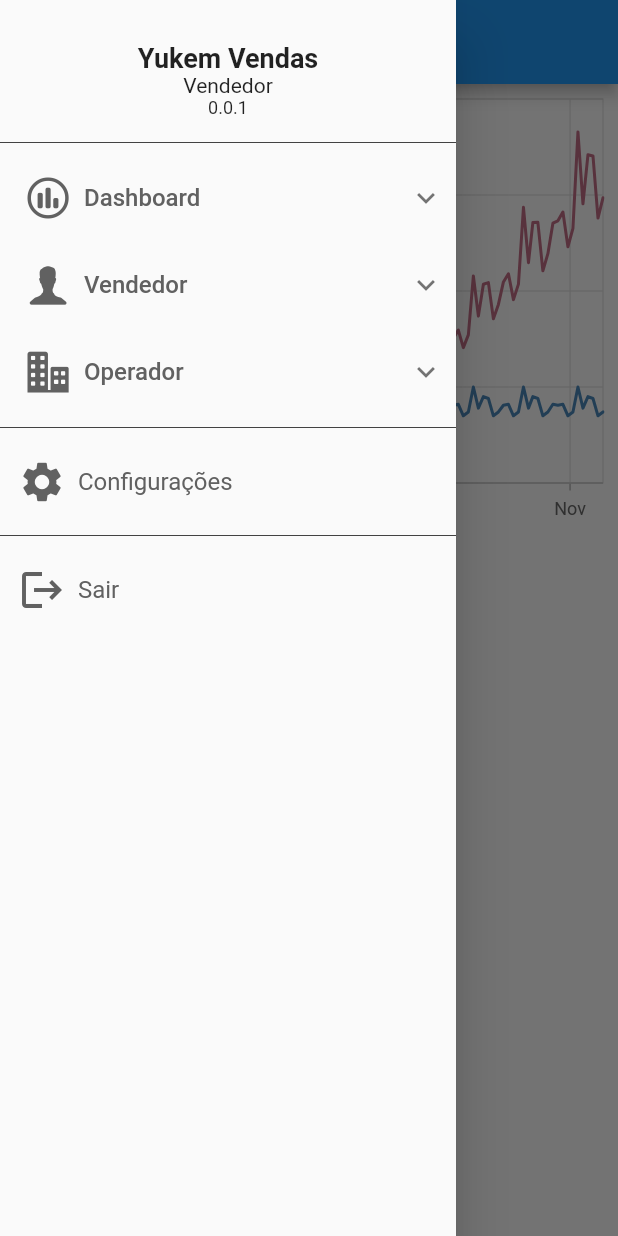
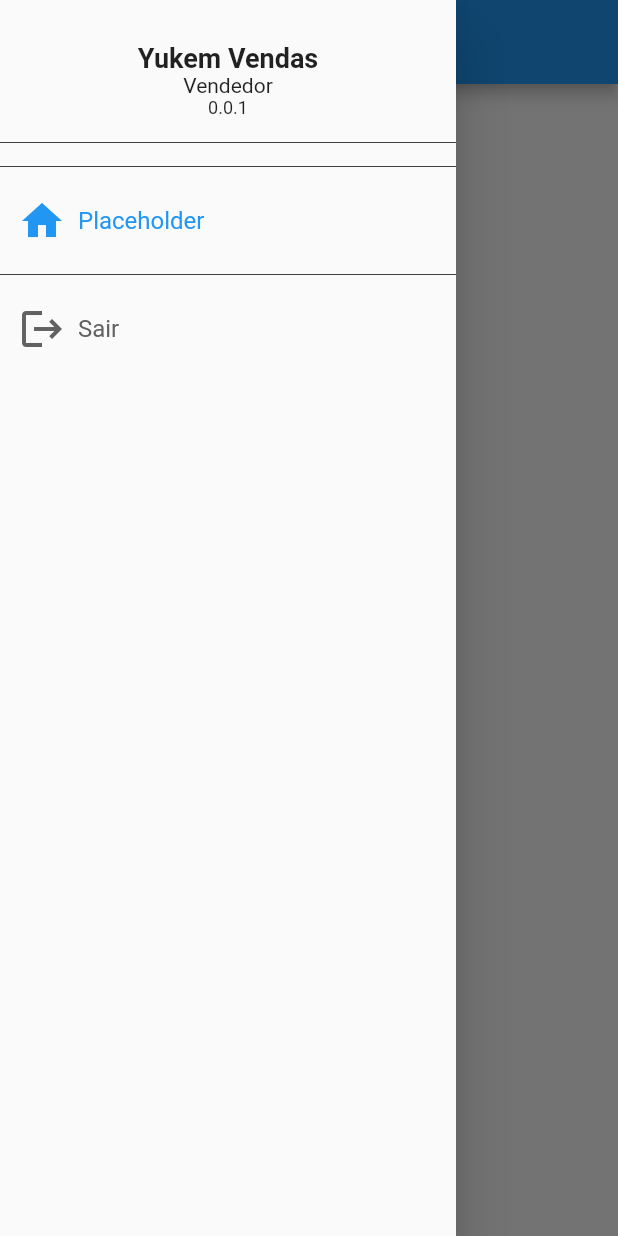
Before and after one commit to boginni/mob-cond, a Flutter app: the screen it shows after launch, with the side drawer open, on a phone screen of 412 x 824 dp. Run offline on Flutter 3.47's test engine with Material 2 defaults, Android fonts, the phone set to English and light mode, and no system bars; our stand-ins replace mask_text_input_formatter.

Commit message:
cond_dashboard

```diff
--- a/lib/main.dart
+++ b/lib/main.dart
@@ -8,4 +8,5 @@ void main() {
   // debugPrintStack();
   runApp(const Application());
   // runApp(const Test());
+
 }
--- a/lib/yukem_dashboard/app_foundation.dart
+++ b/lib/yukem_dashboard/app_foundation.dart
@@ -2,7 +2,7 @@ import 'package:flutter/cupertino.dart';
 import 'package:flutter/material.dart';
 
 import '../sdk/screens/tela_login.dart';
-import 'dashboard_foundation.dart';
+import 'cond_foundation.dart';
 
 class Application extends StatefulWidget {
   const Application({Key? key}) : super(key: key);
@@ -61,7 +61,7 @@ class _ApplicationState extends State<Application> {
                   );
                 },
               )
-            : const Dashboard(),
+            : const Cond(),
       ),
     );
   }
--- a/lib/yukem_dashboard/dashboard_foundation.dart
+++ b/lib/yukem_dashboard/cond_foundation.dart
@@ -2,21 +2,16 @@ import 'package:flutter/cupertino.dart';
 import 'package:flutter/material.dart';
 import 'package:provider/provider.dart';
 import 'package:yukem_dashboard/sdk/utility/page_manager.dart';
-import 'package:yukem_dashboard/yukem_dashboard/screens/dashboard/tela_vendas.dart';
-import 'package:yukem_dashboard/yukem_dashboard/screens/utilidades/tela_configuracoes.dart';
-import 'package:yukem_dashboard/yukem_dashboard/screens/vendedor/tela_comissao.dart';
-import 'package:yukem_dashboard/yukem_dashboard/screens/vendedor/tela_critica.dart';
-import 'package:yukem_dashboard/yukem_dashboard/screens/vendedor/tela_faturamento.dart';
-import 'package:yukem_dashboard/yukem_dashboard/screens/vendedor/tela_metas_vendedor.dart';
+import 'package:yukem_dashboard/yukem_dashboard/screens/placeholder.dart';
 
-class Dashboard extends StatefulWidget {
-  const Dashboard({Key? key}) : super(key: key);
+class Cond extends StatefulWidget {
+  const Cond({Key? key}) : super(key: key);
 
   @override
-  State<Dashboard> createState() => _DashboardState();
+  State<Cond> createState() => _CondState();
 }
 
-class _DashboardState extends State<Dashboard> {
+class _CondState extends State<Cond> {
   late final PageManager pageManager;
 
   @override
@@ -36,12 +31,9 @@ class _DashboardState extends State<Dashboard> {
     }
 
     const pages = <Widget>[
-      TelaVendas(),
-      TelaComissao(),
-      TelaCritica(),
-      TelaMetasVendedor(),
-      TelaFaturamento(),
-      TelaConfiguracoes()
+
+      TelaPlaceholder(),
+
     ];
 
     return Provider(
--- a/lib/yukem_dashboard/custom_drawer.dart
+++ b/lib/yukem_dashboard/custom_drawer.dart
@@ -77,80 +77,6 @@ class CustomDrawerState extends State<CustomDrawer> {
           //   page: i++,
           // ),
 
-           DrawerExpansionTile(
-            iconData: CupertinoIcons.chart_bar_circle,
-            title: 'Dashboard',
-            id: 0,
-            children: [
-              DrawerTile(
-                iconData: Icons.monetization_on_outlined,
-                title: 'Vendas',
-                page: i++,
-              ),
-              const DrawerTile(
-                iconData: CupertinoIcons.cube_box,
-                title: 'Contas',
-                page: 0,
-              ),
-              const DrawerTile(
-                iconData: Icons.show_chart,
-                title: 'Vendedores',
-                page: 0,
-              ),
-              const DrawerTile(
-                iconData: Icons.monetization_on_outlined,
-                title: 'Projeções',
-                page: 0,
-              ),
-            ],
-          ),
-
-          DrawerExpansionTile(
-            iconData: CupertinoIcons.person_alt,
-            title: 'Vendedor',
-            id: 1,
-            children: [
-              DrawerTile(
-                iconData: Icons.monetization_on_outlined,
-                title: 'Comissão',
-                page: i++,
-              ),
-              DrawerTile(
-                iconData: CupertinoIcons.cube_box,
-                title: 'Crítica',
-                page: i++,
-              ),
-              DrawerTile(
-                iconData: Icons.show_chart,
-                title: 'Metas',
-                page: i++,
-              ),
-              DrawerTile(
-                iconData: Icons.monetization_on_outlined,
-                title: 'Faturamento',
-                page: i++,
-              ),
-            ],
-          ),
-
-
-          DrawerExpansionTile(
-            iconData: CupertinoIcons.building_2_fill,
-            title: 'Operador',
-            id: 2,
-            children: [
-              DrawerTile(
-                iconData: Icons.monetization_on_outlined,
-                title: 'Produtos',
-                page: i++,
-              ),
-              DrawerTile(
-                iconData: Icons.show_chart,
-                title: 'Metas',
-                page: i++,
-              ),
-            ],
-          ),
 
           // const DrawerExpansionTile(
           //   iconData: Icons.add_chart,
@@ -172,8 +98,8 @@ class CustomDrawerState extends State<CustomDrawer> {
 
           Divider(color: Colors.grey[800]),
           DrawerTile(
-            iconData: Icons.settings,
-            title: 'Configurações',
+            iconData: Icons.home,
+            title: 'Placeholder',
             page: i++,
           ),
           Divider(color: Colors.grey[800]),
--- a/lib/yukem_dashboard/screens/dashboard/linear_sample_data.dart
+++ /dev/null
@@ -1,11 +0,0 @@
-import 'package:intl/intl.dart';
-
-class LinearSampleData {
-  static getNumberSeries() {
-    return <double>[400, 410, 405, 410, 350, 370, 500, 390, 450, 440, 350, 370, 405, 400, 410, 405, 410, 350, 370, 500, 390, 450, 440, 350, 370, 405, 410, 350, 370, 500, 390, 450, 440, 350, 370, 410, 405, 410, 350, 370, 500, 390, 450, 440, 350, 370];
-  }
-
-  static String getMonth(int currentMonthIndex) {
-    return DateFormat('MMM').format(DateTime(0, currentMonthIndex)).toString();
-  }
-}
--- a/lib/yukem_dashboard/screens/dashboard/tela_vendas.dart
+++ /dev/null
@@ -1,34 +0,0 @@
-import 'package:flutter/cupertino.dart';
-import 'package:flutter/material.dart';
-import 'package:yukem_dashboard/yukem_dashboard/custom_drawer.dart';
-import 'package:yukem_dashboard/yukem_dashboard/screens/dashboard/temp1.dart';
-
-class TelaVendas extends StatefulWidget {
-  const TelaVendas({Key? key}) : super(key: key);
-
-  @override
-  State<TelaVendas> createState() => _TelaVendasState();
-}
-
-class _TelaVendasState extends State<TelaVendas> {
-  @override
-  Widget build(BuildContext context) {
-    return Scaffold(
-      appBar: AppBar(
-        title: const Text('Vendas'),
-      ),
-      drawer: CustomDrawer(
-        changeState: (x) {
-          setState(x);
-        },
-      ),
-      body: ListView(
-        children: [
-
-          Row(mainAxisSize: MainAxisSize.max,children: [Expanded(child: LinearChart()), Expanded(child: LinearChart())],)
-
-        ],
-      ),
-    );
-  }
-}
--- a/lib/yukem_dashboard/screens/dashboard/temp1.dart
+++ /dev/null
@@ -1,92 +0,0 @@
-import 'package:flutter/cupertino.dart';
-import 'package:flutter/material.dart';
-import 'package:syncfusion_flutter_charts/charts.dart';
-
-import 'linear_sample_data.dart';
-
-class LinearChart extends StatefulWidget {
-  const LinearChart({Key? key}) : super(key: key);
-
-  @override
-  State<LinearChart> createState() => _LinearChartState();
-}
-
-class _LinearChartState extends State<LinearChart> {
-  @override
-  Widget build(BuildContext context) {
-    final series = LinearSampleData.getNumberSeries();
-
-    final List<ChartData> chartData = [];
-
-    // LinearSampleData.getMonth(((i / series.length) * 12).floor() + 1)
-
-    int getDay(int i) {
-      return ((i / series.length) * 365).floor() + 1;
-    }
-
-    for (int i = 0; i < series.length; i++) {
-      chartData.add(ChartData(
-          DateTime.parse('2022-01-01').add(Duration(days: getDay(i))),
-          series[i],
-          series[i] * (0.8 + i / 14.0)));
-    }
-
-    final List<Color> color = <Color>[];
-    color.add(Colors.blue[50]!.withOpacity(0.3));
-    color.add(Colors.blue[200]!.withOpacity(0.3));
-    color.add(Colors.blue.withOpacity(0.3));
-
-    final List<double> stops = <double>[];
-
-    // stops.add(0.0);
-    // stops.add(0.5);
-    // stops.add(1.0);
-
-    final LinearGradient gradientColors =
-        LinearGradient(colors: color, stops: stops);
-
-    //
-
-    final List<Color> color2 = <Color>[];
-    color.add(Colors.green[50]!.withOpacity(0.5));
-    color.add(Colors.green[200]!.withOpacity(0.5));
-    color.add(Colors.green.withOpacity(0.5));
-
-    final List<double> stops2 = <double>[];
-
-    // stops.add(0.0);
-    // stops.add(0.5);
-    // stops.add(1.0);
-
-    final LinearGradient gradientColors2 =
-        LinearGradient(colors: color2, stops: stops2);
-
-    return Center(
-      child: SfCartesianChart(
-        primaryYAxis: NumericAxis(labelFormat: '{value}'),
-        primaryXAxis: DateTimeAxis(
-          intervalType: DateTimeIntervalType.months,
-        ),
-        series: <ChartSeries>[
-          LineSeries<ChartData, DateTime>(
-              dataSource: chartData,
-              xValueMapper: (ChartData data, _) => data.x,
-              yValueMapper: (ChartData data, _) => data.y),
-          LineSeries<ChartData, DateTime>(
-              dataSource: chartData,
-              xValueMapper: (ChartData data, _) => data.x,
-              yValueMapper: (ChartData data, _) => data.y2),
-        ],
-      ),
-    );
-  }
-}
-
-class ChartData {
-  ChartData(this.x, this.y, this.y2);
-
-  final DateTime x;
-
-  final double y;
-  final double y2;
-}
--- /dev/null
+++ b/lib/yukem_dashboard/screens/placeholder.dart
@@ -0,0 +1,23 @@
+// ignore_for_file: implementation_imports
+
+import 'package:flutter/material.dart';
+import 'package:flutter/src/foundation/key.dart';
+import 'package:flutter/src/widgets/framework.dart';
+import 'package:yukem_dashboard/yukem_dashboard/custom_drawer.dart';
+
+class TelaPlaceholder extends StatelessWidget {
+  const TelaPlaceholder({Key? key}) : super(key: key);
+
+  @override
+  Widget build(BuildContext context) {
+    return Scaffold(
+      appBar: AppBar(),
+      drawer: CustomDrawer(
+        changeState: (callback) {
+
+        },
+      ),
+    body: Text("Placeholder"),
+    );
+  }
+}
```
Also changed, not shown: lib/yukem_dashboard/screens/utilidades/tela_configuracoes.dart (deleted, +0 -31 lines), lib/yukem_dashboard/screens/vendedor/tela_comissao.dart (deleted, +0 -30 lines), lib/yukem_dashboard/screens/vendedor/tela_critica.dart (deleted, +0 -275 lines), lib/yukem_dashboard/screens/vendedor/tela_faturamento.dart (deleted, +0 -28 lines), lib/yukem_dashboard/screens/vendedor/tela_metas_vendedor.dart (deleted, +0 -31 lines), pubspec.lock.
